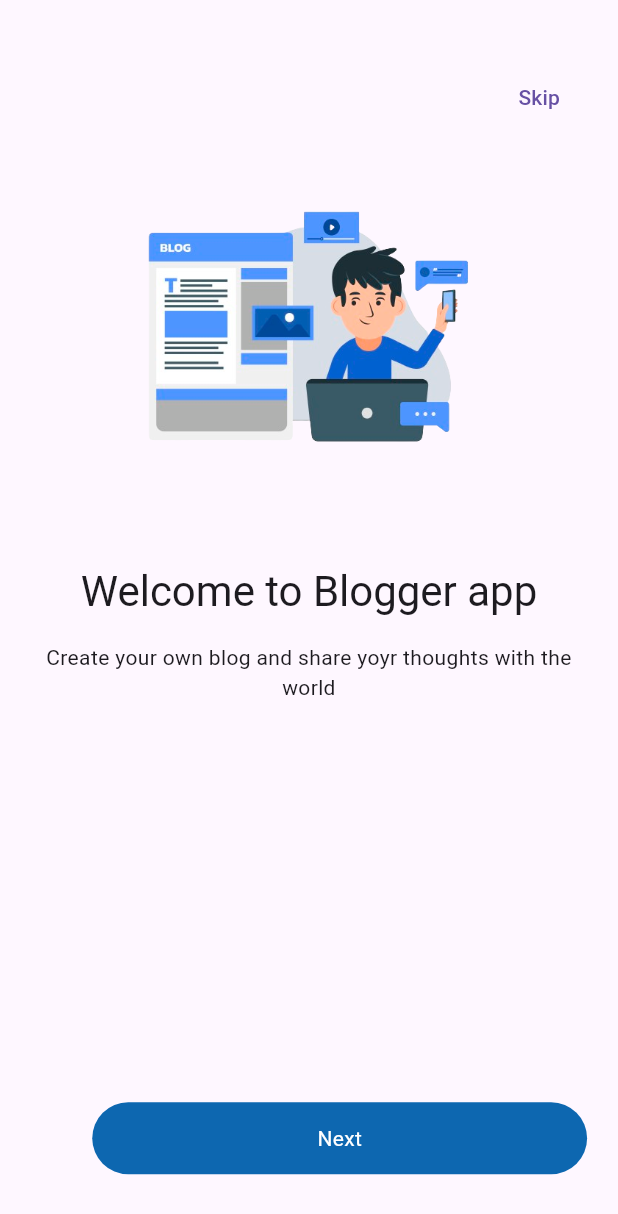
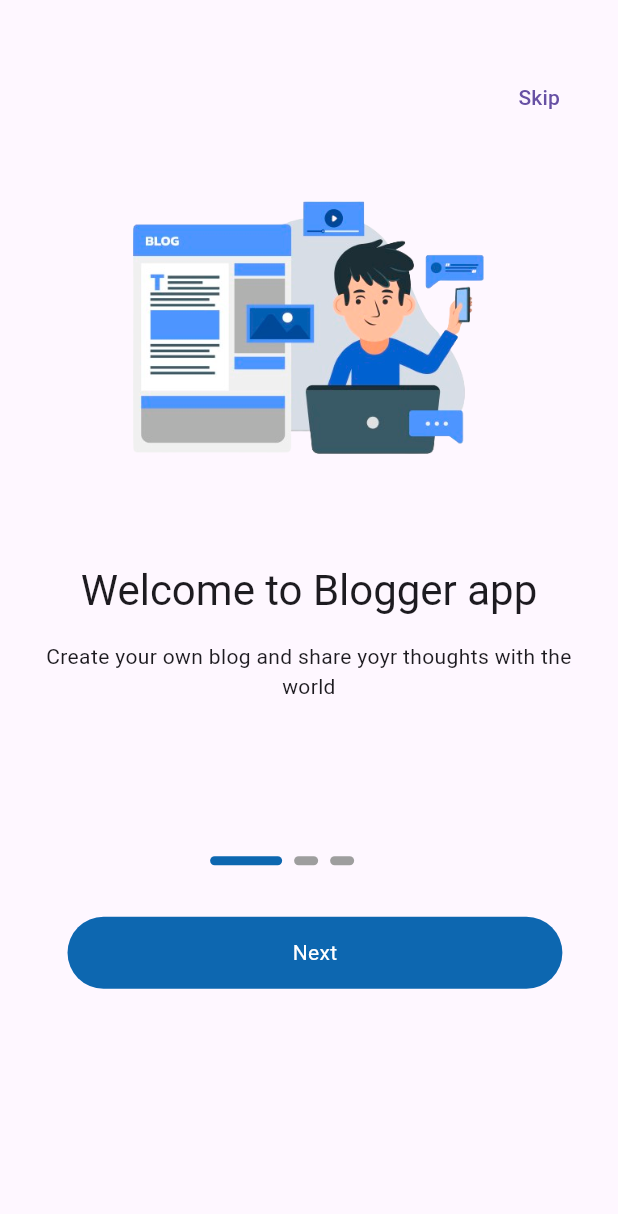
Before and after one commit to Reemm607/flutter_application_app, a Flutter app: the screen it shows after launch, on a phone screen of 412 x 824 dp. Shown: the top 1214 px of the screen. Run offline on Flutter 3.47's test engine with Material 3 defaults, Android fonts, the phone set to English and light mode, and no system bars; drawn by our look-alikes of smooth_page_indicator; our stand-ins replace get, get_storage, image_picker; accounts and stored records are empty.

Commit message:
add meade query

```diff
--- a/lib/app/modules/onboarding/view/onboarding_view.dart
+++ b/lib/app/modules/onboarding/view/onboarding_view.dart
@@ -50,15 +50,15 @@ class OnboardingView extends GetView<OnboardingController> {
 
           /// Dot Navigation smoothPageIndicator
           Positioned(
-  bottom: screenSize.height * 0.1,
-  left: screenSize.width * 0.5 - 40,
+  bottom: screenSize.height * 0.3,
+  left: screenSize.width * 0.34,
   child:  const OnBoardingDotNagation(),
    ),
 
           /// Circular Button
             Positioned(
-  bottom: screenSize.height * 0.05,
-  right: screenSize.width * 0.05 ,
+  bottom: screenSize.height * 0.20,
+  right: screenSize.width * 0.09 ,
   child:  const OnBoardingNextButton(),
    ),
 
--- a/lib/app/modules/onboarding/view/widget/onboarding_dot_Nagation.dart
+++ b/lib/app/modules/onboarding/view/widget/onboarding_dot_Nagation.dart
@@ -1,44 +1,35 @@
 import 'package:flutter/material.dart';
 import 'package:flutter/widgets.dart';
 import 'package:get/get.dart';
-// import 'package:get_storage/get_storage.dart';
-import 'package:myblog/app/utils/constans/color.dart';
-import 'package:myblog/app/utils/constans/sizes.dart';
-import 'package:myblog/app/utils/device/device_utilty.dart';
 import 'package:smooth_page_indicator/smooth_page_indicator.dart';
 import '../../controllers/onboarding_controller.dart';
 
 
 
 class OnBoardingDotNagation extends StatelessWidget {
-  const OnBoardingDotNagation({
-    super.key,
-  });
+  const OnBoardingDotNagation({super.key});
 
   @override
   Widget build(BuildContext context) {
     final OnboardingController controller = Get.find<OnboardingController>();
-    return Positioned(
-        top: 480,
-        bottom: TDeviceUtils.getBottomNavigationBarHight() * 1,
-        left: TSizes.spaceBtwItems,
-        right: 0,
-        child: Center(
+
+    return Center(
       child: SmoothPageIndicator(
         count: 3,
         controller: controller.pageController,
-            onDotClicked: (index){
-              controller.pageController.animateToPage(index, duration: const Duration(milliseconds: 300), curve:Curves.easeInOut);
-
+        onDotClicked: (index) {
+          controller.pageController.animateToPage(
+            index,
+            duration: const Duration(milliseconds: 300),
+            curve: Curves.easeInOut,
+          );
           controller.onPageChanged(3);
         },
-
         effect: const ExpandingDotsEffect(
-                activeDotColor: TColors.dark, dotHeight: 6),
+          activeDotColor: Color.fromARGB(255, 13, 103, 176),
+          dotHeight: 6,
         ),
-        ));
+      ),
+    );
   }
 }
-
-// class OnBoardingController {
-// }
--- a/lib/app/modules/onboarding/view/widget/onboarding_next_button.dart
+++ b/lib/app/modules/onboarding/view/widget/onboarding_next_button.dart
@@ -6,32 +6,23 @@ import '../../../../utils/device/device_utilty.dart';
 import '../../controllers/controllers.dart';
 
 class OnBoardingNextButton extends StatelessWidget {
-  const OnBoardingNextButton({
-    super.key,
-  });
+  const OnBoardingNextButton({super.key});
 
   @override
   Widget build(BuildContext context) {
     final OnboardingController controller = Get.find<OnboardingController>();
-    return Positioned(
-      top: 380,
-      right: TSizes.spaceBtwSections,
-      bottom: TDeviceUtils.getBottomNavigationBarHight(),
-      child: Center(
-        child: InkWell(
-           onTap: ()=> controller.nextPage(),
-          child: Container(
-            padding: EdgeInsets.symmetric(vertical: 14, horizontal: 150),
-            // margin: EdgeInsets.all(80),
-            decoration: BoxDecoration(
-              borderRadius: BorderRadius.circular(25),
-              color: Color.fromARGB(255, 13, 103, 176),
-            ),
-            child: Text('Next', style: TextStyle(color: Colors.white)),
+    return Center(
+      child: InkWell(
+        onTap: () => controller.nextPage(),
+        child: Container(
+          padding: const EdgeInsets.symmetric(vertical: 14, horizontal: 150),
+          decoration: BoxDecoration(
+            borderRadius: BorderRadius.circular(25),
+            color: const Color.fromARGB(255, 13, 103, 176),
           ),
+          child: const Text('Next', style: TextStyle(color: Colors.white)),
         ),
       ),
-
     );
   }
 }
--- a/lib/app/modules/onboarding/view/widget/onboarding_page.dart
+++ b/lib/app/modules/onboarding/view/widget/onboarding_page.dart
@@ -1,10 +1,8 @@
+
 
 import 'package:flutter/material.dart';
-
 import '../../../../utils/constans/sizes.dart';
 
-
-//
 class OnboardingPage extends StatelessWidget {
   const OnboardingPage({
     super.key,
@@ -14,22 +12,22 @@ class OnboardingPage extends StatelessWidget {
   });
 
   final String image, title, subTitle;
+
   @override
   Widget build(BuildContext context) {
+    final screenSize = MediaQuery.of(context).size;
+
     return Padding(
       padding: const EdgeInsets.all(TSizes.spaceBtwSections),
       child: Column(
         children: [
-          SizedBox(height: 40),
+          SizedBox(height: screenSize.height * 0.05), // تباعد مرن حسب حجم الشاشة
           Image(
-            width:300
-            ,
-            height: 290,
-
+            width: screenSize.width * 0.8,  // عرض مرن للصورة
+            height: screenSize.height * 0.35, // ارتفاع مرن للصورة
             image: AssetImage(image),
           ),
           const SizedBox(height: TSizes.spaceBtwItems),
-
           Text(
             title,
             style: Theme.of(context).textTheme.headlineMedium,
--- a/lib/app/modules/onboarding/view/widget/onboarding_skip.dart
+++ b/lib/app/modules/onboarding/view/widget/onboarding_skip.dart
@@ -1,24 +1,16 @@
 import 'package:flutter/material.dart';
 import 'package:get/get.dart';
-
-import '../../../../utils/constans/sizes.dart';
 import '../../controllers/onboarding_controller.dart';
 
 class OnBoardingSkip extends StatelessWidget {
-  const OnBoardingSkip({
-    super.key,
-  });
+  const OnBoardingSkip({super.key});
 
   @override
   Widget build(BuildContext context) {
     final OnboardingController controller = Get.find<OnboardingController>();
-    return Positioned(
-      top: 20,
-      right: TSizes.defoultspace,
-      child: TextButton(
-        onPressed: controller.finished,
-        child: Text('Skip'),
-      ),
+    return TextButton(
+      onPressed: controller.finished,
+      child: const Text('Skip'),
     );
   }
 }
```
Lines whose indentation alone changed are shown as unchanged.
